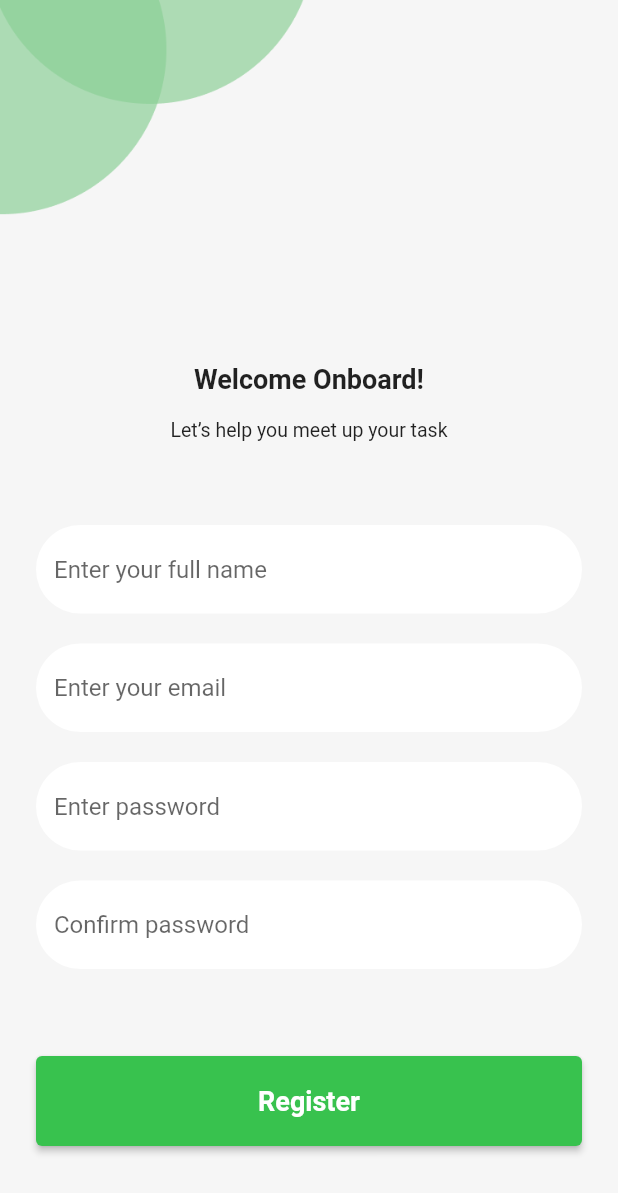
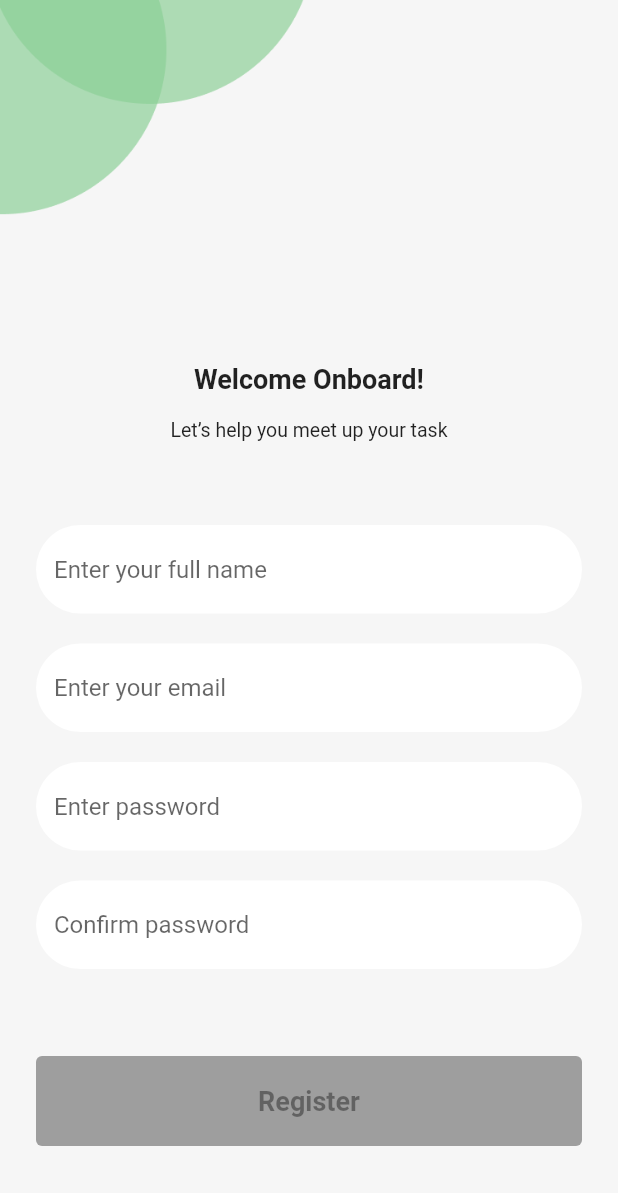
Before and after one commit to samuel1sm/FlutterTodo, a Flutter app: the CreateAccountScreen screen opened directly, on a phone screen of 412 x 824 dp. Shown: the top 1193 px of the screen. Run offline on Flutter 3.47's test engine with Material 2 defaults, Android fonts, the phone set to English and light mode, and no system bars.

Commit message:
deactivating button

```diff
--- a/lib/view/components/standard_button.dart
+++ b/lib/view/components/standard_button.dart
@@ -1,31 +1,45 @@
 import 'package:flutter/material.dart';
 
-class StandartButton extends StatelessWidget {
+class StandardButton extends StatefulWidget {
   final String buttonText;
   final double? height;
   final double? width;
   final VoidCallback? onPressed;
+  final bool? active;
 
-  const StandartButton({
+  const StandardButton({
     Key? key,
     required this.buttonText,
     this.height,
     this.width,
     required this.onPressed,
+    this.active = true,
   }) : super(key: key);
+
+  @override
+  State<StandardButton> createState() => StandardButtonState();
+}
+
+class StandardButtonState extends State<StandardButton> {
+  late bool _active = widget.active ?? true;
+
+  void onChange(bool value) {
+    _active = value;
+    setState(() {});
+  }
 
   @override
   Widget build(BuildContext context) {
     return SizedBox(
-      height: height,
-      width: width,
+      height: widget.height,
+      width: widget.width,
       child: ElevatedButton(
           style: ButtonStyle(
-              backgroundColor:
-                  MaterialStateProperty.all(const Color(0xff38C24E))),
-          onPressed: onPressed,
+              backgroundColor: MaterialStateProperty.all(
+                  _active ? const Color(0xff38C24E) : Colors.grey)),
+          onPressed: _active ? widget.onPressed : null,
           child: Text(
-            buttonText,
+            widget.buttonText,
             style: const TextStyle(fontSize: 18, fontWeight: FontWeight.bold),
           )),
     );
--- a/lib/view/screens/create_accont_screen.dart
+++ b/lib/view/screens/create_accont_screen.dart
@@ -17,6 +17,7 @@ class CreateAccountScreen extends StatelessWidget {
   }) : super(key: key);
 
   final formKey = GlobalKey<FormState>();
+  final buttonKey = GlobalKey<StandardButtonState>();
 
   void onUpdated(
       {String? name,
@@ -32,9 +33,9 @@ class CreateAccountScreen extends StatelessWidget {
         this.email != null &&
         this.password != null &&
         this.password == this.confirmPassword) {
-      // changeStateButton(true);
+      buttonKey.currentState?.onChange(true);
     } else {
-      // changeStateButton(false);
+      buttonKey.currentState?.onChange(false);
     }
   }
 
@@ -116,12 +117,20 @@ class CreateAccountScreen extends StatelessWidget {
                       const SizedBox(
                         height: 58,
                       ),
-                      StandartButton(
+                      StandardButton(
+                        key: buttonKey,
                         buttonText: 'Register',
                         height: 60,
                         width: double.infinity,
+                        active: false,
                         onPressed: () {
                           var result = formKey.currentState?.validate();
+                          if (result ?? false) {
+                            Navigator.push(
+                                context,
+                                MaterialPageRoute(
+                                    builder: (context) => const LoginScreen()));
+                          }
                         },
                       ),
                       const SizedBox(
--- a/lib/view/screens/login_screen.dart
+++ b/lib/view/screens/login_screen.dart
@@ -64,7 +64,7 @@ class LoginScreen extends StatelessWidget {
                     const SizedBox(
                       height: 40,
                     ),
-                    StandartButton(
+                    StandardButton(
                       buttonText: 'Login',
                       height: 60,
                       width: double.infinity,
@@ -78,7 +78,7 @@ class LoginScreen extends StatelessWidget {
                     const SizedBox(
                       height: 20,
                     ),
-                    StandartButton(
+                    StandardButton(
                       buttonText: 'Create Account',
                       height: 60,
                       width: double.infinity,
--- a/lib/view/screens/splash_screen.dart
+++ b/lib/view/screens/splash_screen.dart
@@ -45,7 +45,7 @@ class SplashScreen extends StatelessWidget {
                 const SizedBox(
                   height: 68,
                 ),
-                StandartButton(
+                StandardButton(
                   buttonText: 'Inciar',
                   height: 60,
                   width: 320,
```
